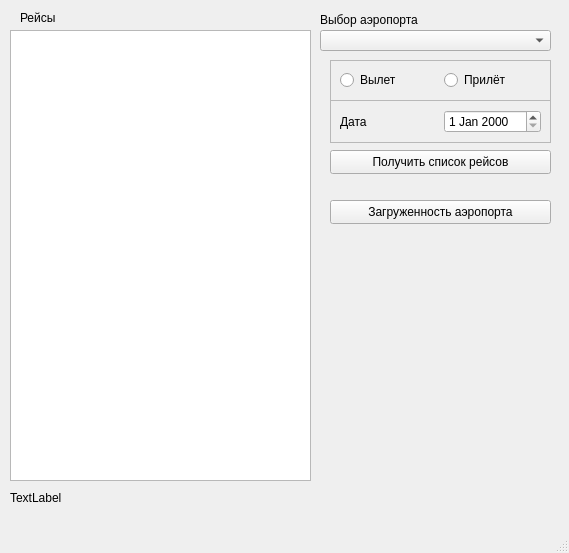
ArtemShchuchev/AirportInspector, file mainwindow.ui: the form before one commit.
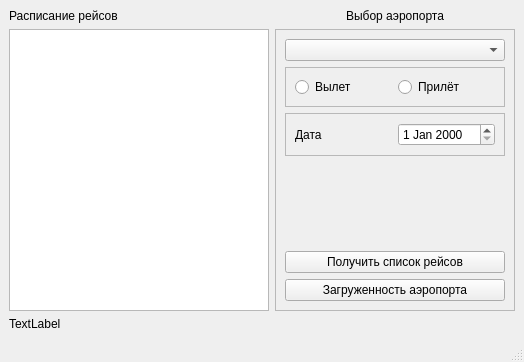
The form after the commit.

Commit message: поправил форму

```diff
--- a/mainwindow.ui
+++ b/mainwindow.ui
@@ -6,82 +6,57 @@
    <rect>
     <x>0</x>
     <y>0</y>
-    <width>569</width>
-    <height>553</height>
+    <width>524</width>
+    <height>362</height>
    </rect>
   </property>
   <property name="windowTitle">
    <string>Инспектор аэропортов</string>
   </property>
   <widget class="QWidget" name="centralwidget">
+   <layout class="QGridLayout" name="gridLayout_2">
+    <item row="1" column="0">
    <widget class="QTableView" name="tableView">
-    <property name="geometry">
-     <rect>
-      <x>10</x>
-      <y>30</y>
-      <width>301</width>
-      <height>451</height>
-     </rect>
-    </property>
-   </widget>
-   <widget class="QLabel" name="lb_raceView">
-    <property name="geometry">
-     <rect>
-      <x>20</x>
-      <y>10</y>
-      <width>49</width>
-      <height>16</height>
-     </rect>
-    </property>
-    <property name="text">
-     <string>Рейсы</string>
-    </property>
-   </widget>
-   <widget class="QLabel" name="lb_choiceAirp">
-    <property name="geometry">
-     <rect>
-      <x>320</x>
-      <y>10</y>
-      <width>231</width>
-      <height>20</height>
-     </rect>
-    </property>
-    <property name="text">
-     <string>Выбор аэропорта</string>
-    </property>
-   </widget>
-   <widget class="QLabel" name="lb_statusConnect">
-    <property name="geometry">
-     <rect>
-      <x>10</x>
-      <y>490</y>
-      <width>301</width>
-      <height>16</height>
-     </rect>
-    </property>
-    <property name="text">
-     <string>TextLabel</string>
-    </property>
-   </widget>
-   <widget class="QComboBox" name="cb_Airport">
-    <property name="geometry">
-     <rect>
-      <x>320</x>
-      <y>30</y>
-      <width>231</width>
-      <height>21</height>
-     </rect>
-    </property>
-   </widget>
+      <property name="minimumSize">
+       <size>
+        <width>250</width>
+        <height>200</height>
+       </size>
+      </property>
+      <property name="maximumSize">
+       <size>
+        <width>500</width>
+        <height>16777215</height>
+       </size>
+      </property>
+     </widget>
+    </item>
+    <item row="1" column="1">
+     <widget class="QFrame" name="frame">
+      <property name="minimumSize">
+       <size>
+        <width>240</width>
+        <height>0</height>
+       </size>
+      </property>
+      <property name="maximumSize">
+       <size>
+        <width>400</width>
+        <height>16777215</height>
+       </size>
+      </property>
+      <property name="frameShape">
+       <enum>QFrame::StyledPanel</enum>
+      </property>
+      <property name="frameShadow">
+       <enum>QFrame::Raised</enum>
+      </property>
+      <layout class="QGridLayout" name="gridLayout">
+       <item row="0" column="0">
+        <widget class="QComboBox" name="cb_Airport"/>
+       </item>
+       <item row="1" column="0">
    <widget class="QFrame" name="fr_radioBt">
-    <property name="geometry">
-     <rect>
-      <x>330</x>
-      <y>60</y>
-      <width>221</width>
-      <height>41</height>
-     </rect>
-    </property>
     <property name="frameShape">
      <enum>QFrame::StyledPanel</enum>
     </property>
@@ -105,41 +80,9 @@
      </item>
     </layout>
    </widget>
-   <widget class="QPushButton" name="pb_reciveRace">
-    <property name="geometry">
-     <rect>
-      <x>330</x>
-      <y>150</y>
-      <width>221</width>
-      <height>24</height>
-     </rect>
-    </property>
-    <property name="text">
-     <string>Получить список рейсов</string>
-    </property>
-   </widget>
-   <widget class="QPushButton" name="pb_busyAirport">
-    <property name="geometry">
-     <rect>
-      <x>330</x>
-      <y>200</y>
-      <width>221</width>
-      <height>24</height>
-     </rect>
-    </property>
-    <property name="text">
-     <string>Загруженность аэропорта</string>
-    </property>
-   </widget>
+       </item>
+       <item row="2" column="0">
    <widget class="QFrame" name="fr_data">
-    <property name="geometry">
-     <rect>
-      <x>330</x>
-      <y>100</y>
-      <width>221</width>
-      <height>43</height>
-     </rect>
-    </property>
     <property name="frameShape">
      <enum>QFrame::StyledPanel</enum>
     </property>
@@ -159,6 +102,62 @@
      </item>
     </layout>
    </widget>
+       </item>
+       <item row="3" column="0">
+        <spacer name="verticalSpacer">
+         <property name="orientation">
+          <enum>Qt::Vertical</enum>
+         </property>
+         <property name="sizeHint" stdset="0">
+          <size>
+           <width>20</width>
+           <height>45</height>
+          </size>
+         </property>
+        </spacer>
+       </item>
+       <item row="4" column="0">
+        <widget class="QPushButton" name="pb_reciveRace">
+         <property name="text">
+          <string>Получить список рейсов</string>
+         </property>
+        </widget>
+       </item>
+       <item row="5" column="0">
+        <widget class="QPushButton" name="pb_busyAirport">
+         <property name="text">
+          <string>Загруженность аэропорта</string>
+         </property>
+        </widget>
+       </item>
+      </layout>
+     </widget>
+    </item>
+    <item row="2" column="0">
+     <widget class="QLabel" name="lb_statusConnect">
+      <property name="text">
+       <string>TextLabel</string>
+      </property>
+     </widget>
+    </item>
+    <item row="0" column="0">
+     <widget class="QLabel" name="lb_raceView">
+      <property name="text">
+       <string>Расписание рейсов</string>
+      </property>
+     </widget>
+    </item>
+    <item row="0" column="1">
+     <widget class="QLabel" name="lb_choiceAirp">
+      <property name="text">
+       <string>Выбор аэропорта</string>
+      </property>
+      <property name="alignment">
+       <set>Qt::AlignCenter</set>
+      </property>
+     </widget>
+    </item>
+   </layout>
   </widget>
   <widget class="QMenuBar" name="menubar">
    <property name="geometry">
```
Left out of the diff: 2 changed lines with no effect on the pictures. Lines whose indentation alone changed are shown as unchanged.
